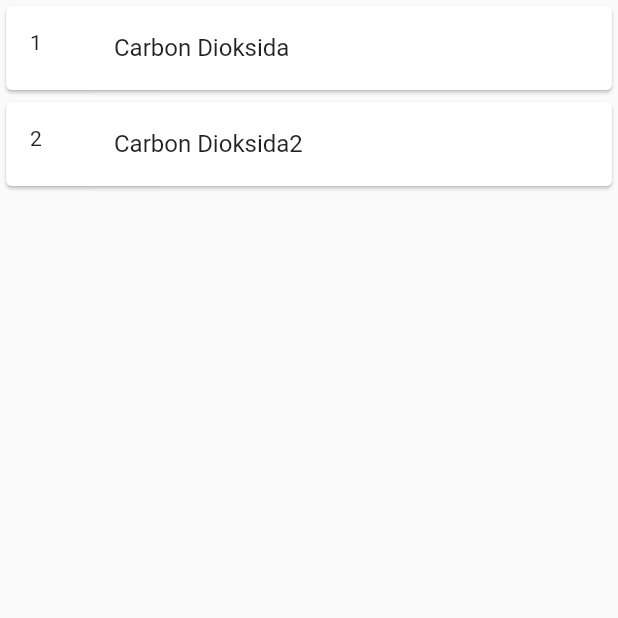
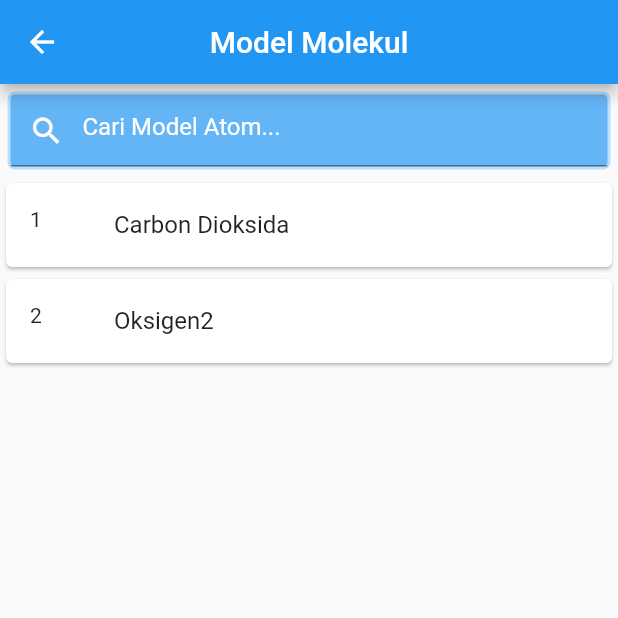
Before and after one commit to nauval123/ModulPembelajaran, a Flutter app: the Dashboard screen opened by its route, after a tap on "3D Model Atom", on a phone screen of 412 x 824 dp, the top half of it. Run offline on Flutter 3.47's test engine with Material 2 defaults, Android fonts, the phone set to English and light mode, and no system bars; our stand-ins replace shared_preferences; missing offline and left inert: model_viewer; accounts and stored records are empty.

Commit message:
search bar , 3d model tab , testing warna

```diff
--- a/assets/moleculemodel.json
+++ b/assets/moleculemodel.json
@@ -8,7 +8,7 @@
       },
       {
       "id":"2",
-      "moleculename":"Carbon Dioksida2",
+      "moleculename":"Oksigen2",
       "modelpath":"co2.glb"
       }
     ]
--- a/lib/common/widgetcustom.dart
+++ b/lib/common/widgetcustom.dart
@@ -4,11 +4,15 @@ import 'package:flutter/material.dart';
 class CustomCardWidget extends StatelessWidget {
 late String judulcard;
 late String imagepath;
+late String deskripsi;
+
 final String imagepaths ='assets/Image/Bab2.jpg' ;
 
 
 CustomCardWidget(
   this.judulcard,
+  // this.deskripsi,
+  // this.imagepath
 );
 
   @override
@@ -32,7 +36,7 @@ CustomCardWidget(
                 style: TextStyle(fontSize: 12,
                 fontWeight: FontWeight.bold),
               ),
-              subtitle: Text('easy'),
+              subtitle: Text('easy',style: TextStyle(color: Colors.grey),),
               trailing:  Icon(Icons.arrow_forward_ios_rounded,color: Colors.green,),
               ),
             ),
--- a/lib/pages/3dmodellist.dart
+++ b/lib/pages/3dmodellist.dart
@@ -8,27 +8,81 @@ class ModelList extends StatefulWidget {
 
 class _ModelListState extends State<ModelList> {
   int count = 0;
+  late List <Molecule> _listofmolecule;
+  late Future  _future;
+  late List <Molecule> _list;
+
+  Future makealist () async{
+   var json = await DefaultAssetBundle.of(context).loadString('assets/moleculemodel.json');
+   setState(() {
+     _listofmolecule = parsingData(json);
+     _list = parsingData(json);
+   });
+
+   return _listofmolecule;
+  }
+
+  @override
+  void initState() {
+    super.initState();
+    _future = makealist();
+  }
 
   @override
   Widget build(BuildContext context) {
-    //  if (listofmolecule == null) {
-    //   listofmolecule = <Molecule>[];
-    // }
     return Scaffold(
-      // appBar: AppBar(
-      //   title: Text("Flutter Model Viewer Demo"),
-      //   automaticallyImplyLeading: false,
-      //   backgroundColor: Colors.black,
-      // ),
+      appBar: AppBar(
+        title: Text('Model Molekul'),
+        centerTitle: true,
+      ),
       body: FutureBuilder(
-        future: DefaultAssetBundle.of(context).loadString('assets/moleculemodel.json'),
+        future: _future,
         builder: (context,AsyncSnapshot<dynamic> snapshot){
-          final List<Molecule> listofmolecule = parsingData(snapshot.data);
+
           if(snapshot.hasData){
             return ListView.builder(
-              itemCount: listofmolecule.length,
+              itemCount: _listofmolecule.length+1,
               itemBuilder: (BuildContext context, int index) {
-                return InkWell(
+                return index == 0 ?_searchBar() : _listmolecule(_listofmolecule, index-1);
+              },
+            );
+          }else {
+            return Center(child: CircularProgressIndicator());
+          }
+        },
+        ),
+    );
+  }
+
+  Widget _searchBar(){
+       return Padding(
+        padding: EdgeInsets.all(5),
+        child: Container(
+          decoration: BoxDecoration(
+            border: Border.all(color: Colors.blue.shade100,width: 2),
+            borderRadius: BorderRadius.circular(5),
+            color: Colors.blue.shade300
+          ),
+          child: TextField(
+            decoration: InputDecoration(
+              prefixIcon: Icon(Icons.search,color: Colors.white,),
+              // contentPadding: EdgeInsets.all(10),
+              fillColor: Colors.blue[100],
+              hintText: 'Cari Model Atom...',
+              hintStyle: TextStyle(color: Colors.white),
+            //   focusedBorder:OutlineInputBorder(
+            //   borderSide: const BorderSide( width: 0.5),
+            //   borderRadius: BorderRadius.circular(15.0),
+            // ),
+            ),
+            onChanged: _filter,
+          ),
+        ),
+    );
+  }
+
+  Widget _listmolecule(List<Molecule> listofmolecule,int index){
+     return InkWell(
                   onTap:(){ Navigator.of(context).pushNamed("/moleculemodel",arguments: listofmolecule[index]);},
                   child: Card(
                     child: ListTile(
@@ -37,21 +91,26 @@ class _ModelListState extends State<ModelList> {
                     ),
                   ),
                 );
-              },
-            );
-          }else {
-            return Center(child: CircularProgressIndicator());
-          }
-        },
-        ),
-      // body: ModelViewer(
-      //   backgroundColor: Colors.teal[50],
-      //   src: 'assets/molecule/co2.glb',
-      //   alt: "A 3D model of an table soccer",
-      //   autoPlay: true,
-      //   autoRotate: false,
-      //   cameraControls: true,
-      // ),
-    );
+    }
+
+    void _filter(String word){
+       List<Molecule> results = [];
+        if (word.isEmpty) {
+          results = _list;
+          setState(() {
+          print(results.toString());
+          _listofmolecule = results;
+        });
+
+        } else {
+          results = _listofmolecule
+              .where((mol) =>
+                  mol.moleculename.toLowerCase().contains(word.toLowerCase()))
+              .toList();
+      setState(() {
+          print(results.toString());
+          _listofmolecule = results;
+        });
+        }
+    }
   }
-}
--- a/lib/pages/DashboardPage.dart
+++ b/lib/pages/DashboardPage.dart
@@ -42,8 +42,8 @@ class _DashboardState extends State<Dashboard> {
            padding: EdgeInsets.only(top: 10,left: 5,bottom: 10),
            child: Column(
              children: [
-               Text('Hello',style: TextStyle(color: Colors.grey[400],fontSize: 15),),
-               Text(this._usernamedata.isNotEmpty?this._usernamedata:"anonymous",style: TextStyle(color:Colors.black,fontSize: 23),),
+               Text('Hello',style: TextStyle(color: Colors.grey[300],fontSize: 15),),
+               Text(this._usernamedata.isNotEmpty?this._usernamedata:"anonymous",style: TextStyle(color:Colors.white,fontSize: 20),),
              ],
            ),
          ),
@@ -53,12 +53,13 @@ class _DashboardState extends State<Dashboard> {
              child: Container(child:Icon(Icons.person))
              )
              ],
-          backgroundColor: Colors.transparent,
+          backgroundColor: Colors.blue[300],
           elevation: 0.0,
         ),
         // backgroundColor: Colors.blueGrey[50],
         extendBodyBehindAppBar: true,
         body:DashboardBody(),
+        backgroundColor: Colors.blue[100],
         // _halamannavbar[_indexnavbar],
         // bottomNavigationBar: BottomNavigationBar(
         //   currentIndex: _indexnavbar,
@@ -104,6 +105,7 @@ class DashboardBody extends StatelessWidget {
                 width: MediaQuery.of(context).size.width,
                 height: MediaQuery.of(context).size.height/4,
                decoration: BoxDecoration(
+                 borderRadius: BorderRadius.circular(10),
                  image: DecorationImage(
                    fit: BoxFit.fill,
                    image: AssetImage('assets/Image/Bab2.jpg')),
@@ -112,18 +114,20 @@ class DashboardBody extends StatelessWidget {
               SizedBox(height: 30,),
               Column(
                 mainAxisAlignment: MainAxisAlignment.spaceEvenly,
-                crossAxisAlignment: CrossAxisAlignment.center,
+                crossAxisAlignment: CrossAxisAlignment.start,
                 children: [
+                  Text(" Yuk Mari Belajar!",style: TextStyle(color: Colors.white,fontSize: 15),),
+                  SizedBox(height: MediaQuery.of(context).size.height/50,),
                   CustomCardWidget('Capaian Pembelajaran'),
-                  SizedBox(height: MediaQuery.of(context).size.height/25,),
+                  SizedBox(height: MediaQuery.of(context).size.height/50,),
                   CustomCardWidget('Materi'),
-                  SizedBox(height: MediaQuery.of(context).size.height/25,),
+                  SizedBox(height: MediaQuery.of(context).size.height/50,),
                   CustomCardWidget('Quiz'),
-                  SizedBox(height: MediaQuery.of(context).size.height/25,),
+                  SizedBox(height: MediaQuery.of(context).size.height/50,),
                   CustomCardWidget('3D Model Atom'),
-                  SizedBox(height: MediaQuery.of(context).size.height/25,),
+                  SizedBox(height: MediaQuery.of(context).size.height/50,),
                   CustomCardWidget('Daftar Pustaka'),
-                  SizedBox(height: MediaQuery.of(context).size.height/25,),
+                  SizedBox(height: MediaQuery.of(context).size.height/50,),
                   CustomCardWidget('Settings'),
                   ],
                 ),
```
Also changed, not shown: lib/pages/3dmodelpage/3DModelAtom.dart (+45 -9 lines).
